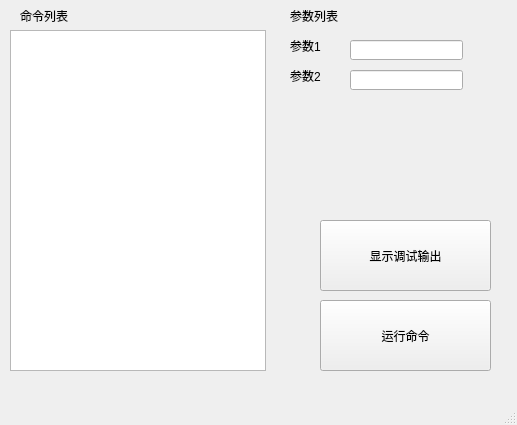
The window that ui/FormConsole.ui (Pitrick3141/RogueLifePy) describes before a commit, drawn with Qt 5.
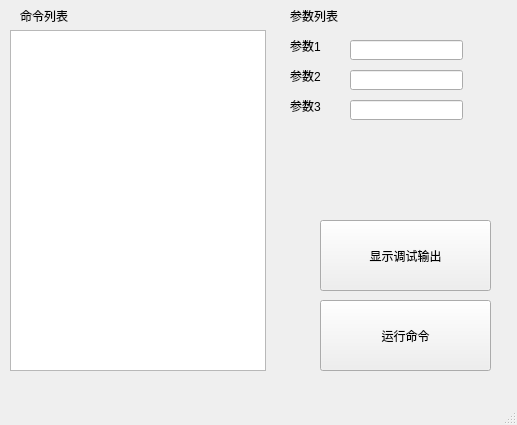
The same window after the commit.

```diff
--- a/ui/FormConsole.ui
+++ b/ui/FormConsole.ui
@@ -122,6 +122,29 @@
      </rect>
     </property>
    </widget>
+   <widget class="QLabel" name="labelCoef3">
+    <property name="geometry">
+     <rect>
+      <x>290</x>
+      <y>100</y>
+      <width>54</width>
+      <height>12</height>
+     </rect>
+    </property>
+    <property name="text">
+     <string>参数3</string>
+    </property>
+   </widget>
+   <widget class="QLineEdit" name="lineEditCoef3">
+    <property name="geometry">
+     <rect>
+      <x>350</x>
+      <y>100</y>
+      <width>113</width>
+      <height>20</height>
+     </rect>
+    </property>
+   </widget>
   </widget>
   <widget class="QMenuBar" name="menubar">
    <property name="geometry">
```
